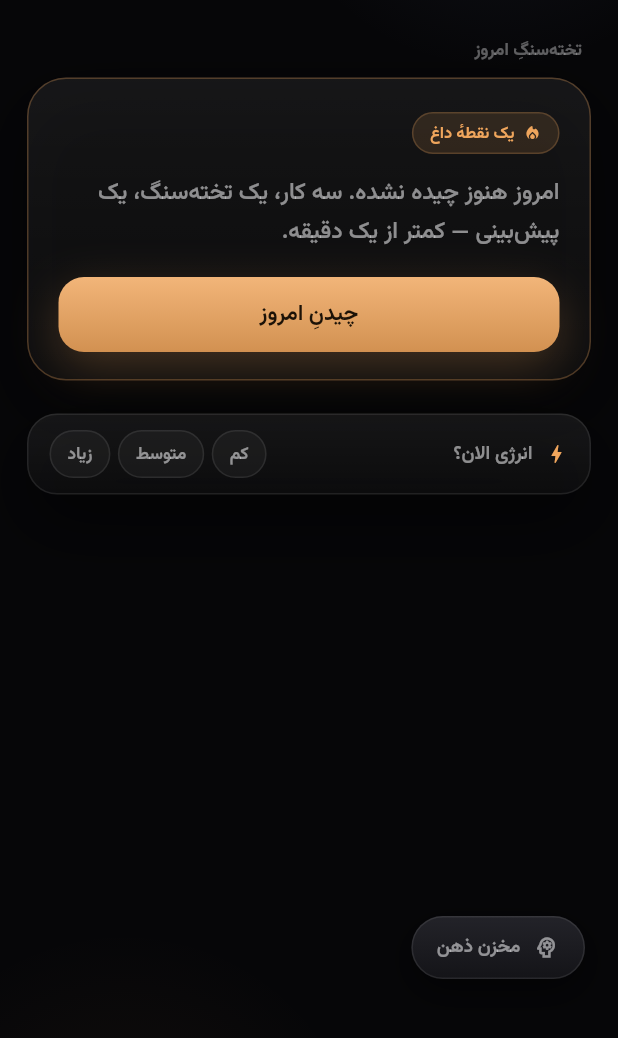
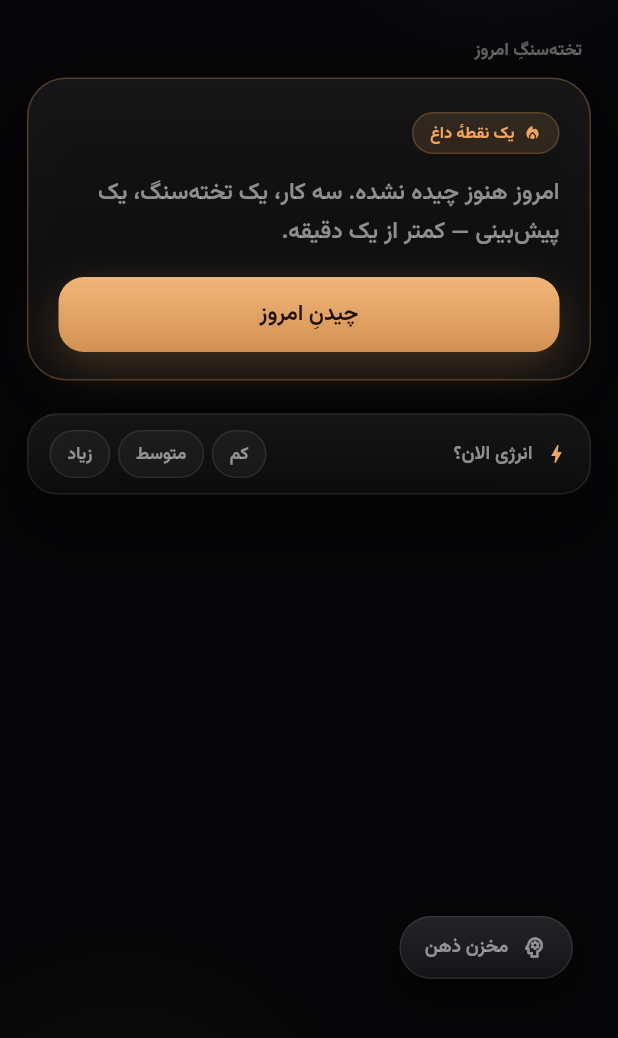
Before and after one commit to Mahdi-mortazavi/flow, a Flutter app: the TodayScreen screen opened directly, on a phone screen of 412 x 824 dp, the part 122-1160 px from its top. Run offline on Flutter 3.47's test engine with Material 3 defaults, Android fonts, the phone set to English and light mode, and no system bars; our stand-ins replace file_picker, flutter_local_notifications, flutter_riverpod, shamsi_date, share_plus, shared_preferences and 2 more; missing offline and left inert: android_intent_plus, quick_actions; accounts and stored records are empty.

Commit message:
fix(ui): align Brain Vault pill start edge with bottom nav bar

```diff
--- a/lib/ui/today/today_screen.dart
+++ b/lib/ui/today/today_screen.dart
@@ -1002,7 +1002,7 @@ class _VaultFab extends ConsumerWidget {
   Widget build(BuildContext context, WidgetRef ref) {
     final lang = ref.watch(appLanguageProvider);
     return Padding(
-      padding: const EdgeInsetsDirectional.only(start: 6, bottom: 74),
+      padding: const EdgeInsetsDirectional.only(start: 14, bottom: 74),
       child: Pressable(
         onTap: () {
           HapticFeedback.selectionClick();
```
